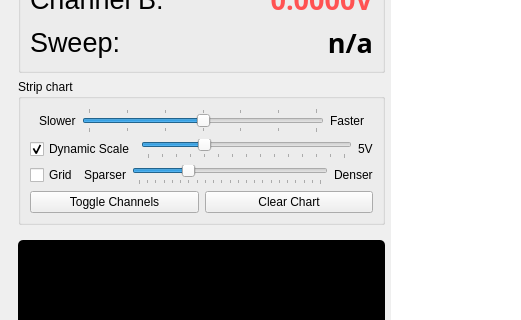
RuideFu/threepio, file layouts/threepio.ui: the form before one commit; both pictures show x 0 to 521 and y 359 to 679 of the 860 by 1004 pixel window.
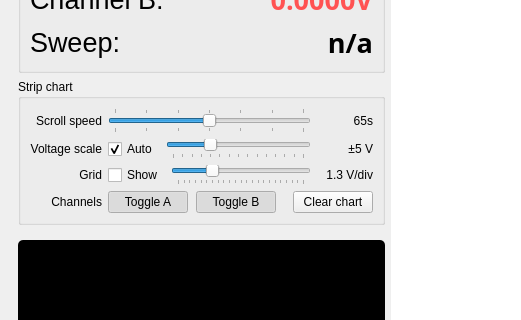
The form after the commit. Custom widgets are drawn as their Qt base class.

The edit to the form file:
```diff
--- a/layouts/threepio.ui
+++ b/layouts/threepio.ui
@@ -540,23 +540,14 @@
          <property name="title">
           <string>Strip chart</string>
          </property>
-         <layout class="QGridLayout" name="gridLayout_4">
-          <item row="0" column="0" colspan="4">
-           <widget class="QFrame" name="frame_2">
-            <layout class="QGridLayout" name="gridLayout_3">
-             <property name="topMargin">
-              <number>0</number>
-             </property>
-             <property name="bottomMargin">
-              <number>0</number>
-             </property>
-             <item row="0" column="2">
-              <widget class="QLabel" name="stripchart_faster_label">
+         <layout class="QGridLayout" name="gridLayout_4" columnstretch="0,1,0">
+          <item row="0" column="0">
+           <widget class="QLabel" name="stripchart_speed_label">
                <property name="text">
-                <string>Faster</string>
+             <string>Scroll speed</string>
                </property>
                <property name="alignment">
-                <set>Qt::AlignLeading|Qt::AlignLeft|Qt::AlignVCenter</set>
+             <set>Qt::AlignRight|Qt::AlignTrailing|Qt::AlignVCenter</set>
                </property>
               </widget>
              </item>
@@ -579,25 +570,47 @@
                </property>
               </widget>
              </item>
-             <item row="0" column="0">
-              <widget class="QLabel" name="stripchart_slower_label">
+          <item row="0" column="2">
+           <widget class="QLabel" name="stripchart_speed_value_label">
+            <property name="minimumSize">
+             <size>
+              <width>56</width>
+              <height>0</height>
+             </size>
+            </property>
+            <property name="toolTip">
+             <string>How quickly the chart scrolls; the readout shows the visible time window in seconds.</string>
+            </property>
                <property name="text">
-                <string>Slower</string>
+             <string>65s</string>
                </property>
                <property name="alignment">
-                <set>Qt::AlignLeading|Qt::AlignLeft|Qt::AlignVCenter</set>
-               </property>
-              </widget>
-             </item>
-            </layout>
+             <set>Qt::AlignRight|Qt::AlignTrailing|Qt::AlignVCenter</set>
+            </property>
+            <property name="role" stdset="0">
+             <string>readout</string>
+            </property>
+           </widget>
+          </item>
+          <item row="1" column="0">
+           <widget class="QLabel" name="stripchart_voltage_label">
+            <property name="text">
+             <string>Voltage scale</string>
+            </property>
+            <property name="alignment">
+             <set>Qt::AlignRight|Qt::AlignTrailing|Qt::AlignVCenter</set>
+            </property>
            </widget>
           </item>
-          <item row="1" column="0" colspan="4">
-           <layout class="QHBoxLayout" name="horizontalLayout_4">
+          <item row="1" column="1">
+           <layout class="QHBoxLayout" name="stripchart_voltage_layout" stretch="0,1">
+            <property name="spacing">
+             <number>8</number>
+            </property>
             <item>
              <widget class="QCheckBox" name="stripchart_dynamic_scale_checkbox">
               <property name="text">
-               <string>Dynamic Scale</string>
+               <string>Auto</string>
               </property>
               <property name="checked">
                <bool>true</bool>
@@ -626,28 +639,52 @@
               </property>
              </widget>
             </item>
-            <item>
+           </layout>
+          </item>
+          <item row="1" column="2">
              <widget class="QLabel" name="stripchart_max_voltage_value_label">
+            <property name="minimumSize">
+             <size>
+              <width>56</width>
+              <height>0</height>
+             </size>
+            </property>
+            <property name="toolTip">
+             <string>Manual maximum voltage (±) when Auto is off.</string>
+            </property>
               <property name="text">
-               <string>5V</string>
+             <string>±5 V</string>
+            </property>
+            <property name="alignment">
+             <set>Qt::AlignRight|Qt::AlignTrailing|Qt::AlignVCenter</set>
+            </property>
+            <property name="role" stdset="0">
+             <string>readout</string>
               </property>
              </widget>
             </item>
-           </layout>
-          </item>
-          <item row="2" column="0" colspan="4">
-           <layout class="QHBoxLayout" name="horizontalLayout_5">
-            <item>
-             <widget class="QCheckBox" name="stripchart_grid_checkbox">
+          <item row="2" column="0">
+           <widget class="QLabel" name="stripchart_grid_label">
               <property name="text">
                <string>Grid</string>
               </property>
-             </widget>
-            </item>
+            <property name="alignment">
+             <set>Qt::AlignRight|Qt::AlignTrailing|Qt::AlignVCenter</set>
+            </property>
+           </widget>
+          </item>
+          <item row="2" column="1">
+           <layout class="QHBoxLayout" name="stripchart_grid_layout" stretch="0,1">
+            <property name="spacing">
+             <number>8</number>
+            </property>
             <item>
-             <widget class="QLabel" name="stripchart_grid_sparser_label">
+             <widget class="QCheckBox" name="stripchart_grid_checkbox">
+              <property name="toolTip">
+               <string>Show grid lines on the chart.</string>
+              </property>
               <property name="text">
-               <string>Sparser</string>
+               <string>Show</string>
               </property>
              </widget>
             </item>
@@ -673,46 +710,98 @@
               </property>
              </widget>
             </item>
-            <item>
-             <widget class="QLabel" name="stripchart_grid_denser_label">
-              <property name="text">
-               <string>Denser</string>
-              </property>
-             </widget>
-            </item>
            </layout>
           </item>
-          <item row="3" column="0" colspan="4">
-           <widget class="QFrame" name="frame">
-            <layout class="QHBoxLayout" name="horizontalLayout">
-             <property name="leftMargin">
-              <number>0</number>
-             </property>
-             <property name="topMargin">
-              <number>0</number>
-             </property>
-             <property name="rightMargin">
-              <number>0</number>
-             </property>
-             <property name="bottomMargin">
-              <number>0</number>
-             </property>
+          <item row="2" column="2">
+           <widget class="QLabel" name="stripchart_grid_density_value_label">
+            <property name="minimumSize">
+             <size>
+              <width>56</width>
+              <height>0</height>
+             </size>
+            </property>
+            <property name="toolTip">
+             <string>Voltage step per grid division.</string>
+            </property>
+            <property name="text">
+             <string>1.3 V/div</string>
+            </property>
+            <property name="alignment">
+             <set>Qt::AlignRight|Qt::AlignTrailing|Qt::AlignVCenter</set>
+            </property>
+            <property name="role" stdset="0">
+             <string>readout</string>
+            </property>
+           </widget>
+          </item>
+          <item row="3" column="0">
+           <widget class="QLabel" name="stripchart_channels_label">
+            <property name="text">
+             <string>Channels</string>
+            </property>
+            <property name="alignment">
+             <set>Qt::AlignRight|Qt::AlignTrailing|Qt::AlignVCenter</set>
+            </property>
+           </widget>
+          </item>
+          <item row="3" column="1" colspan="2">
+           <layout class="QHBoxLayout" name="stripchart_actions_layout" stretch="0,0,1,0">
+            <property name="spacing">
+             <number>8</number>
+            </property>
              <item>
-              <widget class="QPushButton" name="toggle_channel_button">
+             <widget class="QPushButton" name="toggle_channel_a_button">
+              <property name="toolTip">
+               <string>Show or hide channel A.</string>
+              </property>
+              <property name="checkable">
+               <bool>true</bool>
+              </property>
+              <property name="checked">
+               <bool>true</bool>
+              </property>
                <property name="text">
-                <string>Toggle Channels</string>
+               <string>Toggle A</string>
                </property>
               </widget>
              </item>
+            <item>
+             <widget class="QPushButton" name="toggle_channel_b_button">
+              <property name="toolTip">
+               <string>Show or hide channel B.</string>
+              </property>
+              <property name="checkable">
+               <bool>true</bool>
+              </property>
+              <property name="checked">
+               <bool>true</bool>
+              </property>
+              <property name="text">
+               <string>Toggle B</string>
+              </property>
+             </widget>
+            </item>
+            <item>
+             <spacer name="horizontalSpacer_6">
+              <property name="orientation">
+               <enum>Qt::Horizontal</enum>
+              </property>
+              <property name="sizeHint" stdset="0">
+               <size>
+                <width>40</width>
+                <height>20</height>
+               </size>
+              </property>
+             </spacer>
+            </item>
              <item>
               <widget class="QPushButton" name="chart_clear_button">
                <property name="text">
-                <string>Clear Chart</string>
+               <string>Clear chart</string>
                </property>
               </widget>
              </item>
             </layout>
-           </widget>
           </item>
          </layout>
         </widget>
```
Left out of the diff: 23 changed lines with no effect on the pictures. Lines whose indentation alone changed are shown as unchanged.
